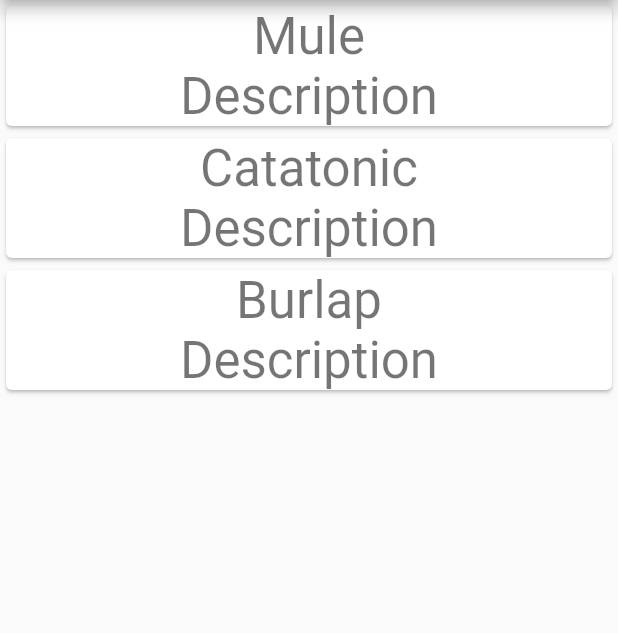
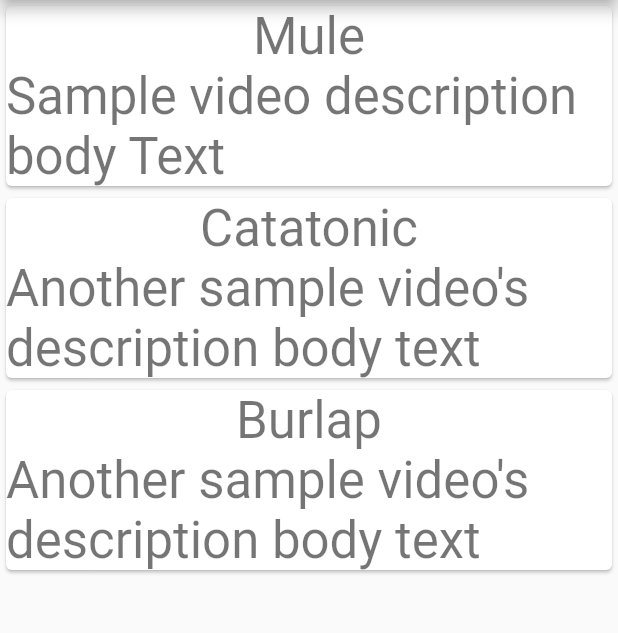
Before and after one commit to secretlocation/chimera-flutter, a Flutter app: the screen it shows after launch, on a phone screen of 412 x 824 dp, the part 84-717 px from its top. Run offline on Flutter 3.47's test engine with Material 2 defaults, Android fonts, the phone set to English and light mode, and no system bars.

Commit message:
Improved widget passthrough for experience cards

```diff
--- a/lib/data.dart
+++ b/lib/data.dart
@@ -1,19 +1,4 @@
-import 'package:flutter/painting.dart';
-
-class VideoContent
-{
-  VideoContent(String newTitle, String newDescription, String newThumbnail, String newUrl)
-  {
-    this.title = newTitle;
-    this.description = newDescription;
-    this.thumbnail = new AssetImage(newThumbnail);
-    this.videoUrl = newUrl;
-  }
-  String title;
-  String description;
-  AssetImage thumbnail;
-  String videoUrl;
-}
+import 'video_content.dart';
 
 final List<VideoContent> data = <VideoContent>[
   VideoContent("Mule",
--- a/lib/experience_card.dart
+++ b/lib/experience_card.dart
@@ -1,10 +1,10 @@
+import 'package:chimera_flutter/video_content.dart';
 import 'package:flutter/material.dart';
 
 class ExperienceCard extends StatelessWidget {
-  const ExperienceCard(this.title);
+  const ExperienceCard(this.data);
 
-  final String title;
-  final String description = 'Description';
+  final VideoContent data;
 
   @override
   Widget build(BuildContext context) {
@@ -16,8 +16,8 @@ class ExperienceCard extends StatelessWidget {
           mainAxisSize: MainAxisSize.min,
           crossAxisAlignment: CrossAxisAlignment.center,
           children: <Widget>[
-            Text(title, style: textStyle),
-            Text(description, style: textStyle),
+            Text(data.title, style: textStyle),
+            Text(data.description, style: textStyle),
           ],
         ),
       ),
--- a/lib/main.dart
+++ b/lib/main.dart
@@ -1,6 +1,6 @@
 import 'package:flutter/material.dart';
 import 'package:chimera_flutter/experience_card.dart';
-import 'data.dart';
+import 'package:chimera_flutter/data.dart';
 
 void main() => runApp(new MyApp());
 
@@ -52,9 +52,7 @@ class _MyHomePageState extends State<MyHomePage> {
 
     // Create tiles
     final List<Widget> tiles = [];
-    for (var value in data) {
-      tiles.add(new ExperienceCard(value.title));
-    }
+    data.forEach((element) => tiles.add(new ExperienceCard(element)));
 
     // This method is rerun every time setState is called, for instance as done
     // by the _incrementCounter method above.
--- /dev/null
+++ b/lib/video_content.dart
@@ -0,0 +1,16 @@
+import 'package:flutter/painting.dart';
+
+class VideoContent
+{
+  VideoContent(String newTitle, String newDescription, String newThumbnail, String newUrl)
+  {
+    this.title = newTitle;
+    this.description = newDescription;
+    this.thumbnail = new AssetImage(newThumbnail);
+    this.videoUrl = newUrl;
+  }
+  String title;
+  String description;
+  AssetImage thumbnail;
+  String videoUrl;
+}
```
